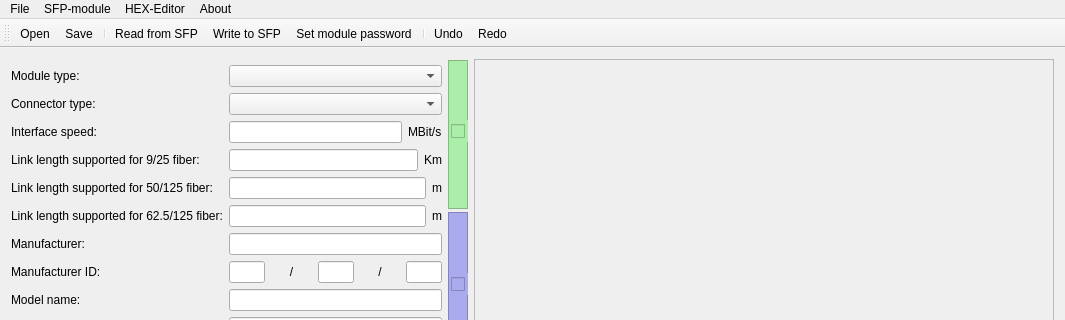
This is mainwindow.ui in bigbigmdm/SFP-Master as Qt 5 draws it before an edit; both pictures show x 0 to 1065 and y 0 to 320 of the 1065 by 699 pixel window. The edited form follows.
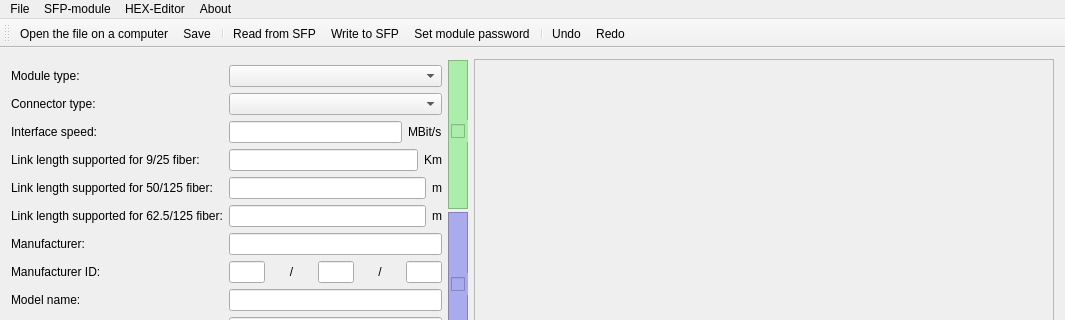
This is the edited form. Icons and pictures are not drawn.

Commit message: Help contexts added to the main form

Diff of the .ui file:
```diff
--- a/mainwindow.ui
+++ b/mainwindow.ui
@@ -855,7 +855,7 @@
      <normaloff>:/res/img/open64.png</normaloff>:/res/img/open64.png</iconset>
    </property>
    <property name="text">
-    <string>Open</string>
+    <string>Open the file on a computer</string>
    </property>
    <property name="shortcut">
     <string>Ctrl+O</string>
```
Left out of the diff: 15 changed lines with no effect on the pictures.
